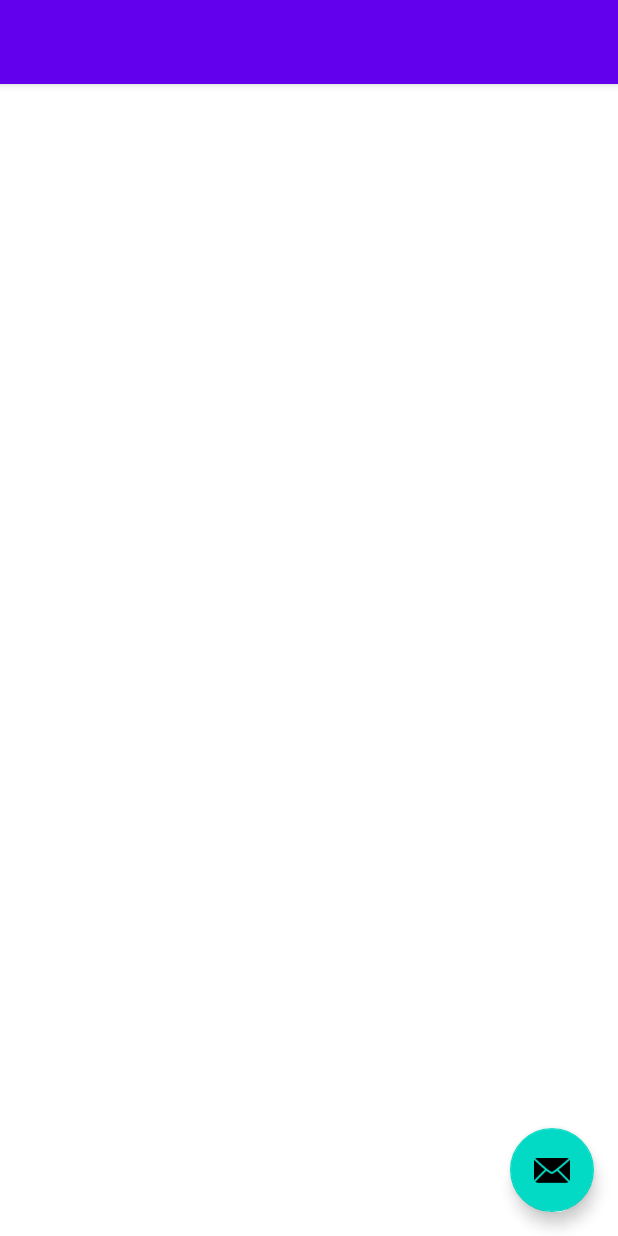
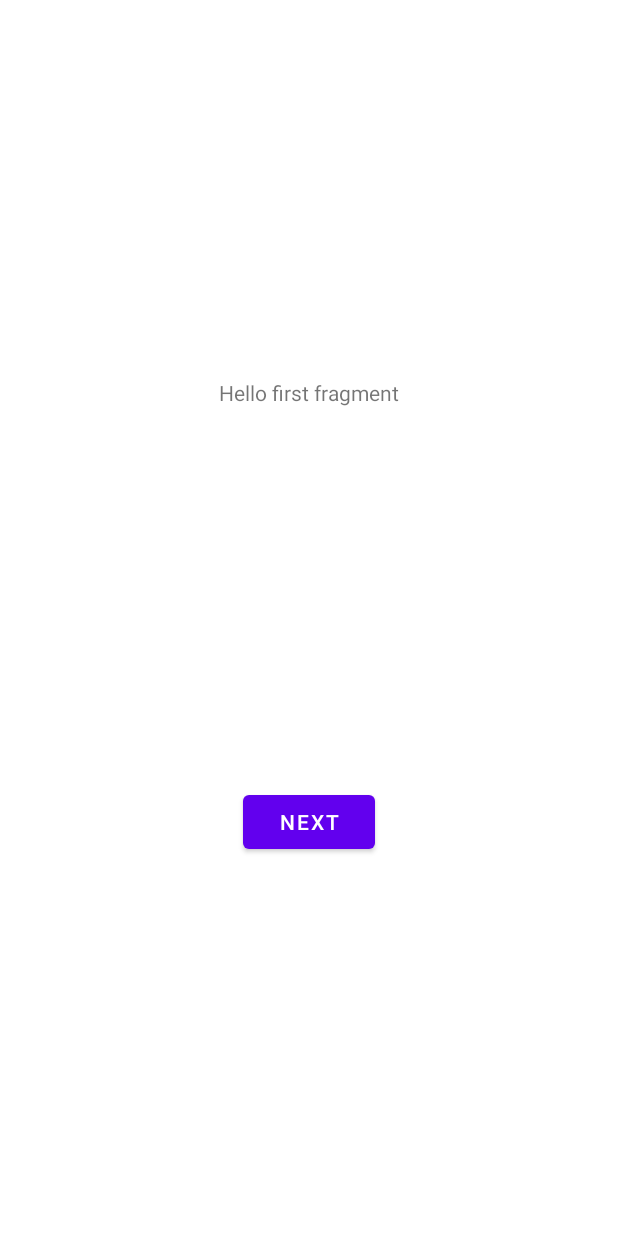
Before and after one commit to jmorton138/time_zone_helper, an Android app: the layout activity_main.xml on its own in the app's theme, with its tools: preview values and no code run, on a phone screen of 412 x 824 dp. Run offline under Robolectric (Android 15) with nearby library versions, the phone set to English and light mode, and no system bars.

Commit message:
[ADD] Initial changes to boilerplate

```diff
--- a/app/src/main/AndroidManifest.xml
+++ b/app/src/main/AndroidManifest.xml
@@ -3,6 +3,7 @@
           xmlns:tools="http://schemas.android.com/tools">
 
     <application
+            android:name=".TimeZoneHelperApplication"
             android:allowBackup="true"
             android:dataExtractionRules="@xml/data_extraction_rules"
             android:fullBackupContent="@xml/backup_rules"
--- a/app/src/main/java/com/authenticator/timezonehelper/FirstFragment.kt
+++ b/app/src/main/java/com/authenticator/timezonehelper/FirstFragment.kt
@@ -5,7 +5,6 @@ import androidx.fragment.app.Fragment
 import android.view.LayoutInflater
 import android.view.View
 import android.view.ViewGroup
-import androidx.navigation.fragment.findNavController
 import com.authenticator.timezonehelper.databinding.FragmentFirstBinding
 
 /**
@@ -32,9 +31,6 @@ class FirstFragment : Fragment() {
     override fun onViewCreated(view: View, savedInstanceState: Bundle?) {
         super.onViewCreated(view, savedInstanceState)
 
-        binding.buttonFirst.setOnClickListener {
-            findNavController().navigate(R.id.action_FirstFragment_to_SecondFragment)
-        }
     }
 
     override fun onDestroyView() {
--- a/app/src/main/java/com/authenticator/timezonehelper/MainActivity.kt
+++ b/app/src/main/java/com/authenticator/timezonehelper/MainActivity.kt
@@ -3,17 +3,13 @@ package com.authenticator.timezonehelper
 import android.os.Bundle
 import com.google.android.material.snackbar.Snackbar
 import androidx.appcompat.app.AppCompatActivity
-import androidx.navigation.findNavController
-import androidx.navigation.ui.AppBarConfiguration
-import androidx.navigation.ui.navigateUp
-import androidx.navigation.ui.setupActionBarWithNavController
+
 import android.view.Menu
 import android.view.MenuItem
 import com.authenticator.timezonehelper.databinding.ActivityMainBinding
 
 class MainActivity : AppCompatActivity() {
 
-    private lateinit var appBarConfiguration: AppBarConfiguration
     private lateinit var binding: ActivityMainBinding
 
     override fun onCreate(savedInstanceState: Bundle?) {
@@ -22,16 +18,7 @@ class MainActivity : AppCompatActivity() {
         binding = ActivityMainBinding.inflate(layoutInflater)
         setContentView(binding.root)
 
-        setSupportActionBar(binding.toolbar)
 
-        val navController = findNavController(R.id.nav_host_fragment_content_main)
-        appBarConfiguration = AppBarConfiguration(navController.graph)
-        setupActionBarWithNavController(navController, appBarConfiguration)
-
-        binding.fab.setOnClickListener { view ->
-            Snackbar.make(view, "Replace with your own action", Snackbar.LENGTH_LONG)
-                .setAction("Action", null).show()
-        }
     }
 
     override fun onCreateOptionsMenu(menu: Menu): Boolean {
@@ -50,9 +37,4 @@ class MainActivity : AppCompatActivity() {
         }
     }
 
-    override fun onSupportNavigateUp(): Boolean {
-        val navController = findNavController(R.id.nav_host_fragment_content_main)
-        return navController.navigateUp(appBarConfiguration)
-                || super.onSupportNavigateUp()
-    }
 }
--- a/app/src/main/res/layout/activity_main.xml
+++ b/app/src/main/res/layout/activity_main.xml
@@ -1,5 +1,5 @@
 <?xml version="1.0" encoding="utf-8"?>
-<androidx.coordinatorlayout.widget.CoordinatorLayout
+<androidx.constraintlayout.widget.ConstraintLayout
         xmlns:android="http://schemas.android.com/apk/res/android"
         xmlns:app="http://schemas.android.com/apk/res-auto"
         xmlns:tools="http://schemas.android.com/tools"
@@ -7,29 +7,25 @@
         android:layout_height="match_parent"
         tools:context=".MainActivity">
 
-    <com.google.android.material.appbar.AppBarLayout
-            android:layout_height="wrap_content"
-            android:layout_width="match_parent"
-            android:theme="@style/Theme.TimeZoneHelper.AppBarOverlay">
-
-        <androidx.appcompat.widget.Toolbar
-                android:id="@+id/toolbar"
-                android:layout_width="match_parent"
-                android:background="?attr/colorPrimary"
-                app:popupTheme="@style/Theme.TimeZoneHelper.PopupOverlay"
-                android:layout_height="?attr/actionBarSize"/>
-
-    </com.google.android.material.appbar.AppBarLayout>
-
-    <include layout="@layout/content_main"/>
-
-    <com.google.android.material.floatingactionbutton.FloatingActionButton
-            android:id="@+id/fab"
+    <TextView
+            android:id="@+id/textview_first"
             android:layout_width="wrap_content"
             android:layout_height="wrap_content"
-            android:layout_gravity="bottom|end"
-            android:layout_marginEnd="@dimen/fab_margin"
-            android:layout_marginBottom="16dp"
-            app:srcCompat="@android:drawable/ic_dialog_email"/>
+            android:text="@string/hello_first_fragment"
+            app:layout_constraintTop_toTopOf="parent"
+            app:layout_constraintStart_toStartOf="parent"
+            app:layout_constraintEnd_toEndOf="parent"
+            app:layout_constraintBottom_toTopOf="@id/button_first"
+    />
 
-</androidx.coordinatorlayout.widget.CoordinatorLayout>
+    <Button
+            android:id="@+id/button_first"
+            android:layout_width="wrap_content"
+            android:layout_height="wrap_content"
+            android:text="@string/next"
+            app:layout_constraintTop_toBottomOf="@id/textview_first"
+            app:layout_constraintStart_toStartOf="parent"
+            app:layout_constraintEnd_toEndOf="parent"
+            app:layout_constraintBottom_toBottomOf="parent"
+    />
+</androidx.constraintlayout.widget.ConstraintLayout>
```
